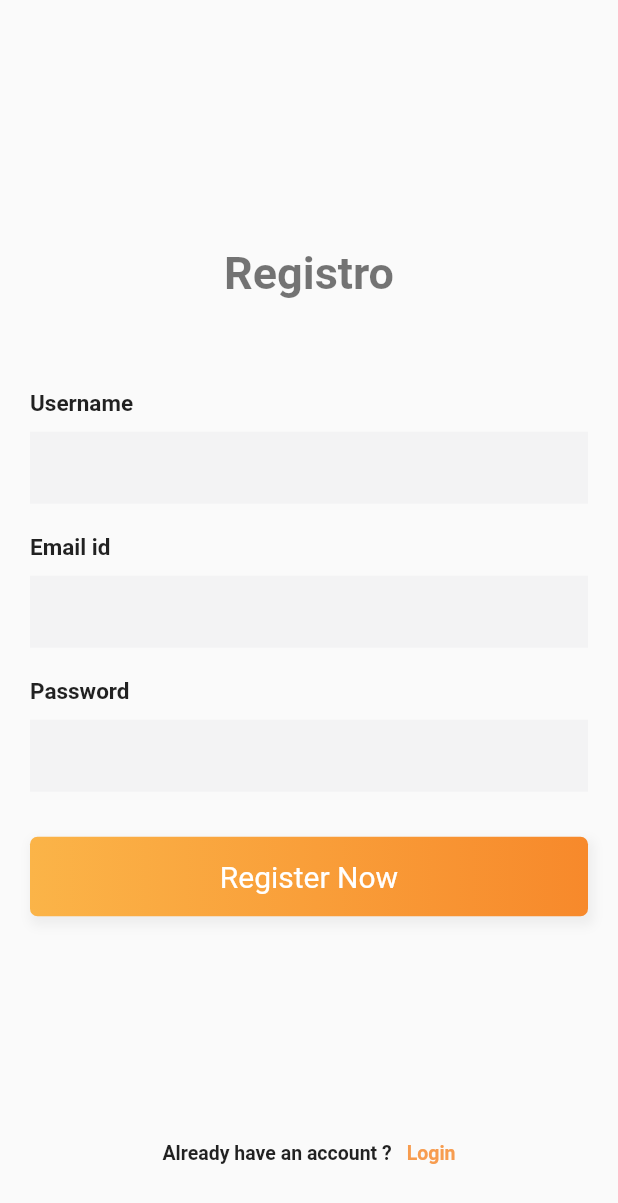
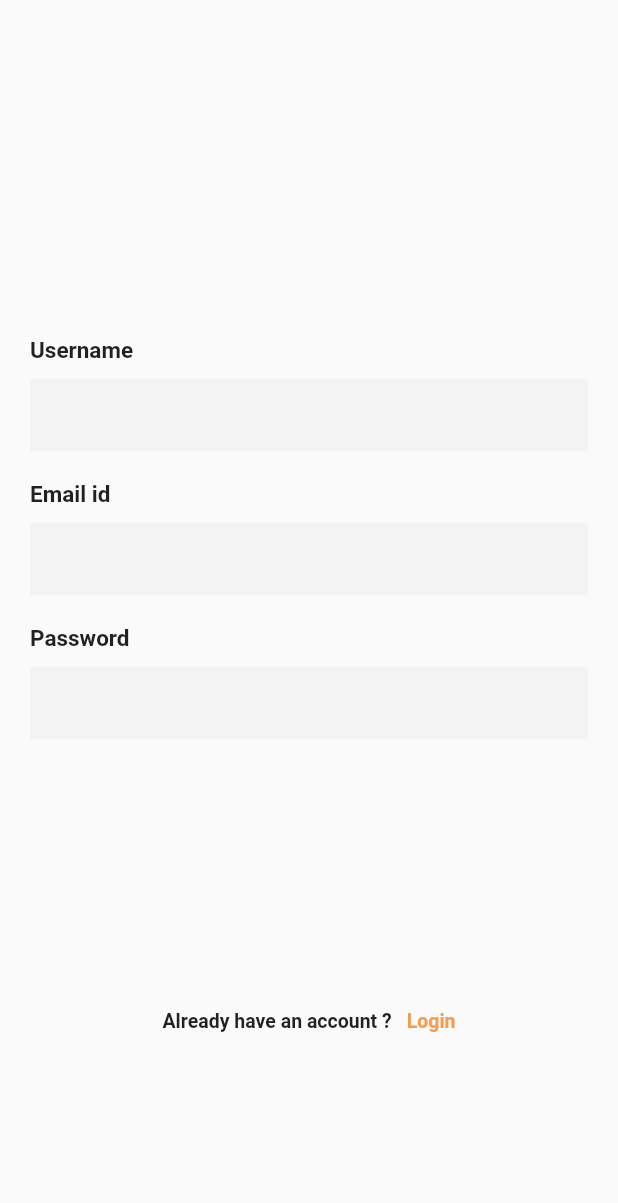
Before and after one commit to alondraSanchezM/PaDi-parking, a Flutter app: the SignUpPage screen opened directly, on a phone screen of 412 x 824 dp. Shown: the top 1203 px of the screen. Run offline on Flutter 3.47's test engine with Material 2 defaults, Android fonts, the phone set to English and light mode, and no system bars.

Commit message:
:bug: Fix bug in botton in buttom

```diff
--- a/lib/src/login.dart
+++ b/lib/src/login.dart
@@ -232,6 +232,7 @@ class _LoginPageState extends State<LoginPage> {
                       ),
                       SizedBox(height: 24),
                       _createAccountLabel(),
+                      SizedBox(height: height * .14),
                       _submitButton(),
                       SizedBox(height: 24),
                     ],
--- a/lib/src/singup.dart
+++ b/lib/src/singup.dart
@@ -1,6 +1,5 @@
 import 'package:flutter/material.dart';
 import 'login.dart';
-import 'package:google_fonts/google_fonts.dart';
 
 class SignUpPage extends StatefulWidget {
   SignUpPage({Key key, this.title}) : super(key: key);
@@ -36,30 +35,6 @@ class _SignUpPageState extends State<SignUpPage> {
     );
   }
 
-  Widget _submitButton() {
-    return Container(
-      width: MediaQuery.of(context).size.width,
-      padding: EdgeInsets.symmetric(vertical: 15),
-      alignment: Alignment.center,
-      decoration: BoxDecoration(
-          borderRadius: BorderRadius.all(Radius.circular(5)),
-          boxShadow: <BoxShadow>[
-            BoxShadow(
-                color: Colors.grey.shade200,
-                offset: Offset(2, 4),
-                blurRadius: 5,
-                spreadRadius: 2)
-          ],
-          gradient: LinearGradient(
-              begin: Alignment.centerLeft,
-              end: Alignment.centerRight,
-              colors: [Color(0xfffbb448), Color(0xfff7892b)])),
-      child: Text(
-        'Register Now',
-        style: TextStyle(fontSize: 20, color: Colors.white),
-      ),
-    );
-  }
 
   Widget _loginAccountLabel() {
     return InkWell(
@@ -94,21 +69,6 @@ class _SignUpPageState extends State<SignUpPage> {
     );
   }
 
-  Widget _title() {
-    return RichText(
-      textAlign: TextAlign.center,
-      text: TextSpan(
-          text: 'Registro',
-          style: GoogleFonts.portLligatSans(
-            textStyle: Theme.of(context).textTheme.headline4,
-            fontSize: 30,
-            fontWeight: FontWeight.w700,
-            //color: Color(0xffe46b10),
-          ),
-        ),
-    );
-  }
-
   Widget _emailPasswordWidget() {
     return Column(
       children: <Widget>[
@@ -140,7 +100,6 @@ class _SignUpPageState extends State<SignUpPage> {
                   mainAxisAlignment: MainAxisAlignment.center,
                   children: <Widget>[
                     SizedBox(height: height * .2),
-                    _title(),
                     SizedBox(
                       height: 50,
                     ),
@@ -148,7 +107,6 @@ class _SignUpPageState extends State<SignUpPage> {
                     SizedBox(
                       height: 20,
                     ),
-                    _submitButton(),
                     SizedBox(height: height * .14),
                     _loginAccountLabel(),
                   ],
```
